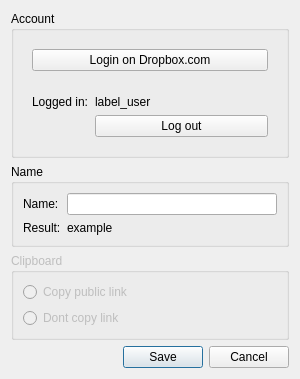
First picture: the form in dropbox/settings.ui, repository olav-st/screencloud-plugins, before the edit.
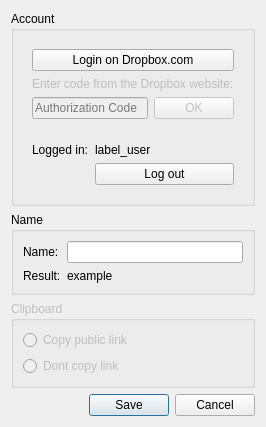
Second picture: the form after the edit.

Commit message: removed modal input dialogs (fixes windows crash)

Diff of the .ui file:
```diff
--- a/dropbox/settings.ui
+++ b/dropbox/settings.ui
@@ -6,8 +6,8 @@
    <rect>
     <x>0</x>
     <y>0</y>
-    <width>300</width>
-    <height>351</height>
+    <width>265</width>
+    <height>398</height>
    </rect>
   </property>
   <property name="windowTitle">
@@ -28,8 +28,45 @@
            <property name="text">
             <string>Login on Dropbox.com</string>
            </property>
+           <property name="checkable">
+            <bool>false</bool>
+           </property>
           </widget>
          </item>
+         <item>
+          <widget class="QLabel" name="label_code">
+           <property name="enabled">
+            <bool>false</bool>
+           </property>
+           <property name="text">
+            <string>Enter code from the Dropbox website:</string>
+           </property>
+          </widget>
+         </item>
+         <item>
+          <layout class="QHBoxLayout" name="horizontalLayout">
+           <item>
+            <widget class="QLineEdit" name="input_code">
+             <property name="enabled">
+              <bool>false</bool>
+             </property>
+             <property name="placeholderText">
+              <string>Authorization Code</string>
+             </property>
+            </widget>
+           </item>
+           <item>
+            <widget class="QPushButton" name="button_code">
+             <property name="enabled">
+              <bool>false</bool>
+             </property>
+             <property name="text">
+              <string>OK</string>
+             </property>
+            </widget>
+           </item>
+          </layout>
+         </item>
         </layout>
        </widget>
       </item>
```
Left out of the diff: 28 changed lines with no effect on the pictures. The commit also changes 4 other files.
